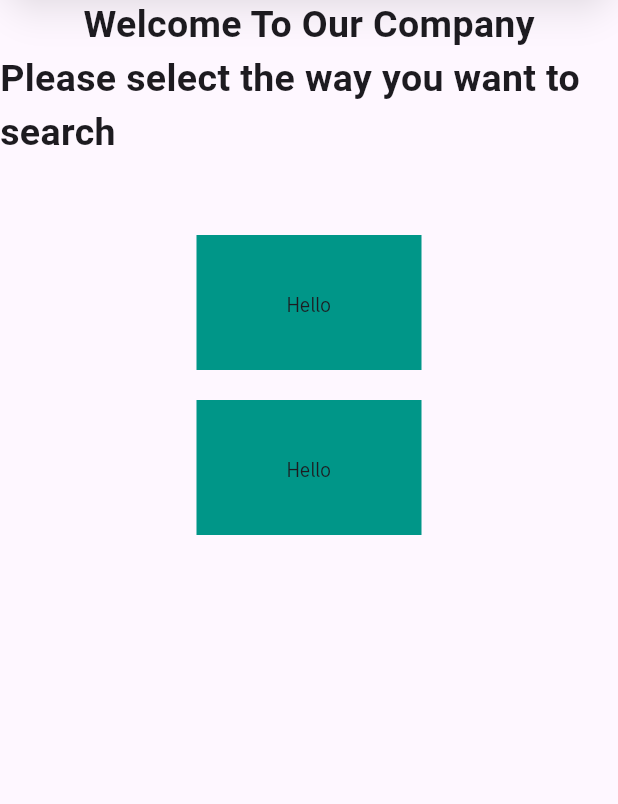
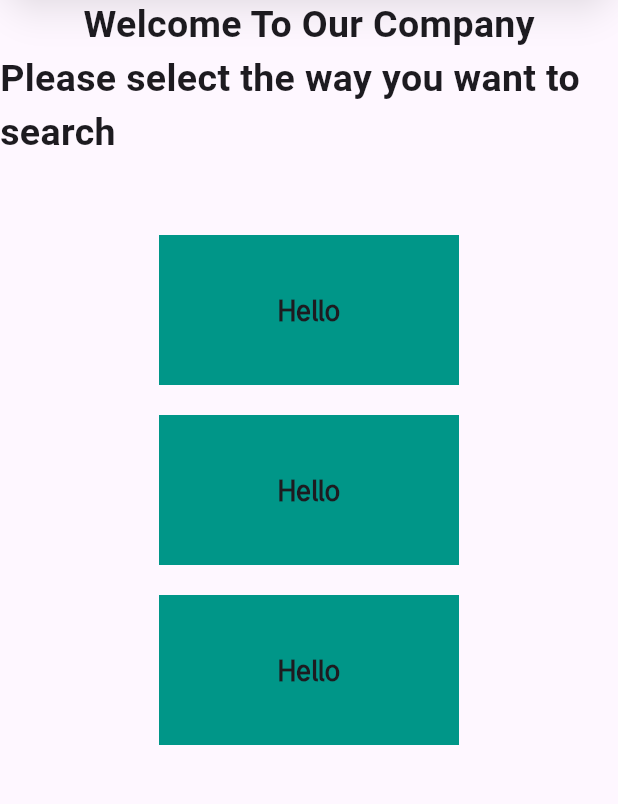
Before and after one commit to mahmoudelshihk204-cell/marble_and_granite_app, a Flutter app: the HomePage screen opened by its route, on a phone screen of 412 x 824 dp, the part 101-905 px from its top. Run offline on Flutter 3.47's test engine with Material 3 defaults, Android fonts, the light colour scheme and no system bars; Roboto replaces fonts that are missing (Geist_Pixel).

Commit message:
resize the container item and one more

```diff
--- a/lib/Widgets/custom_container_item.dart
+++ b/lib/Widgets/custom_container_item.dart
@@ -2,15 +2,24 @@ import 'package:flutter/material.dart';
 import 'package:marble_and_granite/Constant/constants.dart';
 
 class CustomContainerItem extends StatelessWidget {
-  const CustomContainerItem({
-    super.key,
-  });
+  const CustomContainerItem({super.key});
 
   @override
   Widget build(BuildContext context) {
-    return Container(height: 90,
-    width: 150,
-    color: kIconColor,
-    child: Center(child: Text('Hello')),);
+    return Container(
+      height: 100,
+      width: 200,
+      color: kIconColor,
+      child: Center(
+        child: Text(
+          'Hello',
+          style: TextStyle(
+            fontSize: 20,
+            fontWeight: FontWeight.bold,
+            fontFamily: 'Tuffy',
+          ),
+        ),
+      ),
+    );
   }
 }
--- a/lib/pages/home_page.dart
+++ b/lib/pages/home_page.dart
@@ -52,6 +52,8 @@ class HomePage extends StatelessWidget {
             CustomContainerItem(),
             SizedBox(height: 20),
             CustomContainerItem(),
+            SizedBox(height: 20),
+            CustomContainerItem(),
           ],
         ),
       ),
```
